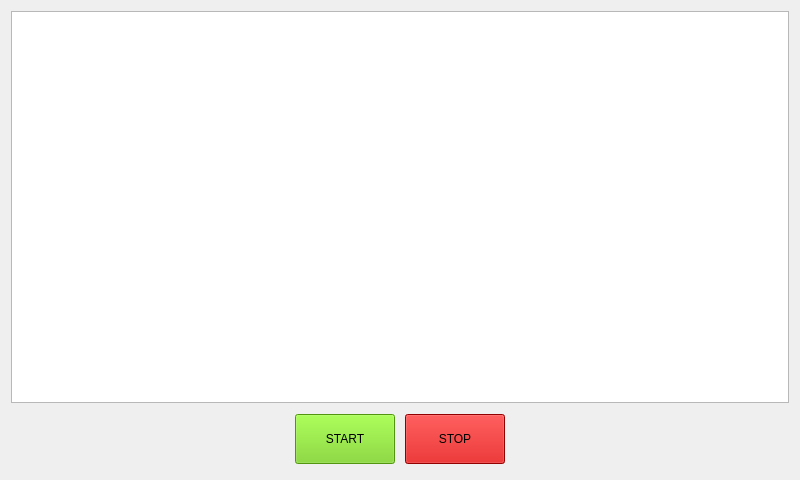
First picture: the form in couponreader-rpi-projectfiles/sensorreadingswidget.ui, repository edvinwahlberg/couponreader-rpi, before the edit.
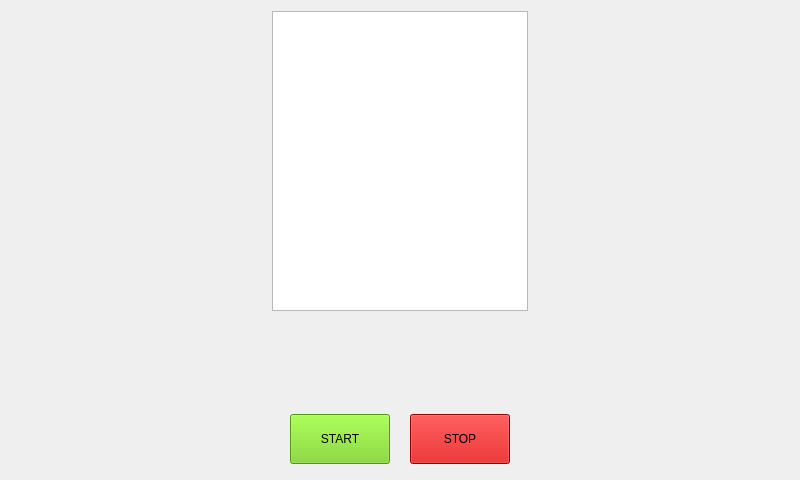
Second picture: the form after the edit.

Commit message: todo: implement model/view

Diff of the .ui file:
```diff
--- a/couponreader-rpi-projectfiles/sensorreadingswidget.ui
+++ b/couponreader-rpi-projectfiles/sensorreadingswidget.ui
@@ -26,12 +26,73 @@
   </property>
   <layout class="QVBoxLayout" name="verticalLayout">
    <item>
-    <widget class="QTableView" name="sensor_readings_tbl"/>
+    <layout class="QVBoxLayout" name="verticalLayout_2">
+     <item alignment="Qt::AlignHCenter">
+      <widget class="QTableView" name="sensor_readings_tbl">
+       <property name="enabled">
+        <bool>true</bool>
+       </property>
+       <property name="sizePolicy">
+        <sizepolicy hsizetype="Maximum" vsizetype="Maximum">
+         <horstretch>0</horstretch>
+         <verstretch>0</verstretch>
+        </sizepolicy>
+       </property>
+       <property name="minimumSize">
+        <size>
+         <width>0</width>
+         <height>300</height>
+        </size>
+       </property>
+       <property name="maximumSize">
+        <size>
+         <width>782</width>
+         <height>16777215</height>
+        </size>
+       </property>
+       <property name="verticalScrollBarPolicy">
+        <enum>Qt::ScrollBarAsNeeded</enum>
+       </property>
+       <property name="horizontalScrollBarPolicy">
+        <enum>Qt::ScrollBarAsNeeded</enum>
+       </property>
+       <property name="sizeAdjustPolicy">
+        <enum>QAbstractScrollArea::AdjustIgnored</enum>
+       </property>
+       <property name="editTriggers">
+        <set>QAbstractItemView::NoEditTriggers</set>
+       </property>
+       <attribute name="horizontalHeaderMinimumSectionSize">
+        <number>100</number>
+       </attribute>
+       <attribute name="horizontalHeaderStretchLastSection">
+        <bool>false</bool>
+       </attribute>
+       <attribute name="verticalHeaderVisible">
+        <bool>false</bool>
+       </attribute>
+      </widget>
    </item>
    <item>
-    <layout class="QHBoxLayout" name="horizontalLayout">
+      <spacer name="verticalSpacer">
+       <property name="orientation">
+        <enum>Qt::Vertical</enum>
+       </property>
+       <property name="sizeHint" stdset="0">
+        <size>
+         <width>20</width>
+         <height>40</height>
+        </size>
+       </property>
+      </spacer>
+     </item>
+     <item>
+      <layout class="QHBoxLayout" name="horizontalLayout" stretch="0,0,0,0">
      <property name="spacing">
-      <number>10</number>
+        <number>20</number>
+       </property>
+       <property name="sizeConstraint">
+        <enum>QLayout::SetDefaultConstraint</enum>
      </property>
      <property name="leftMargin">
       <number>5</number>
@@ -50,6 +111,9 @@
        <property name="orientation">
         <enum>Qt::Horizontal</enum>
        </property>
+         <property name="sizeType">
+          <enum>QSizePolicy::Expanding</enum>
+         </property>
        <property name="sizeHint" stdset="0">
         <size>
          <width>40</width>
@@ -114,6 +178,8 @@
         </size>
        </property>
       </spacer>
+       </item>
+      </layout>
      </item>
     </layout>
    </item>
```
Lines whose indentation alone changed are shown as unchanged. The commit also changes 11 other files.
